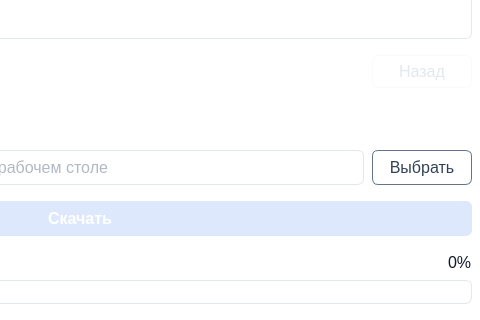
Qt form ui/mainUI.ui (pntech-dev/File-Archive) before a commit; both pictures show x 520 to 1000 and y 380 to 700 of the 1000 by 700 pixel window.
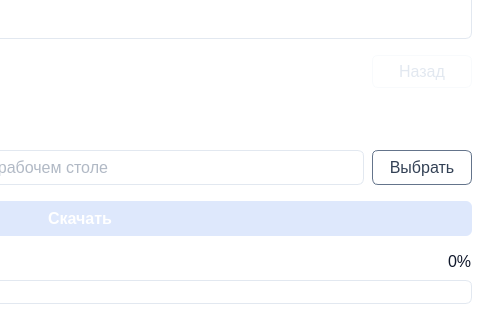
The same form after that commit. Icons and pictures are not drawn.

Commit message: feat(ui): implement progress bar functionality

```diff
--- a/ui/mainUI.ui
+++ b/ui/mainUI.ui
@@ -2473,6 +2473,12 @@
              </item>
              <item>
               <widget class="QLabel" name="percent_label">
+               <property name="sizePolicy">
+                <sizepolicy hsizetype="Expanding" vsizetype="Fixed">
+                 <horstretch>0</horstretch>
+                 <verstretch>0</verstretch>
+                </sizepolicy>
+               </property>
                <property name="font">
                 <font>
                  <family>Segoe UI</family>
```
The commit also changes 5 other files.
